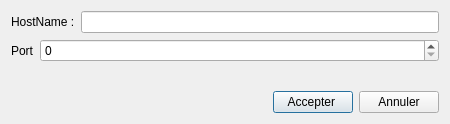
The window that dumesengerconnectiondialog.ui (Oussamab6/E-Health_2A14) describes before a commit, drawn with Qt 5.
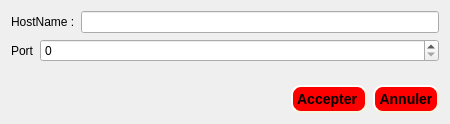
The same window after the commit.

What changed in the file:
```diff
--- a/dumesengerconnectiondialog.ui
+++ b/dumesengerconnectiondialog.ui
@@ -63,6 +63,16 @@
      </item>
      <item>
       <widget class="QPushButton" name="ok">
+       <property name="styleSheet">
+        <string notr="true">background-color: red;
+    border-style: outset;
+    border-width: 2px;
+    border-radius: 10px;
+    border-color: beige;
+    font: bold 14px;
+    min-width: 6em;
+    padding: 4;</string>
+       </property>
        <property name="text">
         <string>Accepter </string>
        </property>
@@ -70,6 +80,16 @@
      </item>
      <item>
       <widget class="QPushButton" name="cancel">
+       <property name="styleSheet">
+        <string notr="true">background-color: red;
+    border-style: outset;
+    border-width: 2px;
+    border-radius: 10px;
+    border-color: beige;
+    font: bold 14px;
+    min-width: 6em;
+    padding: 4;</string>
+       </property>
        <property name="text">
         <string>Annuler</string>
        </property>
```
